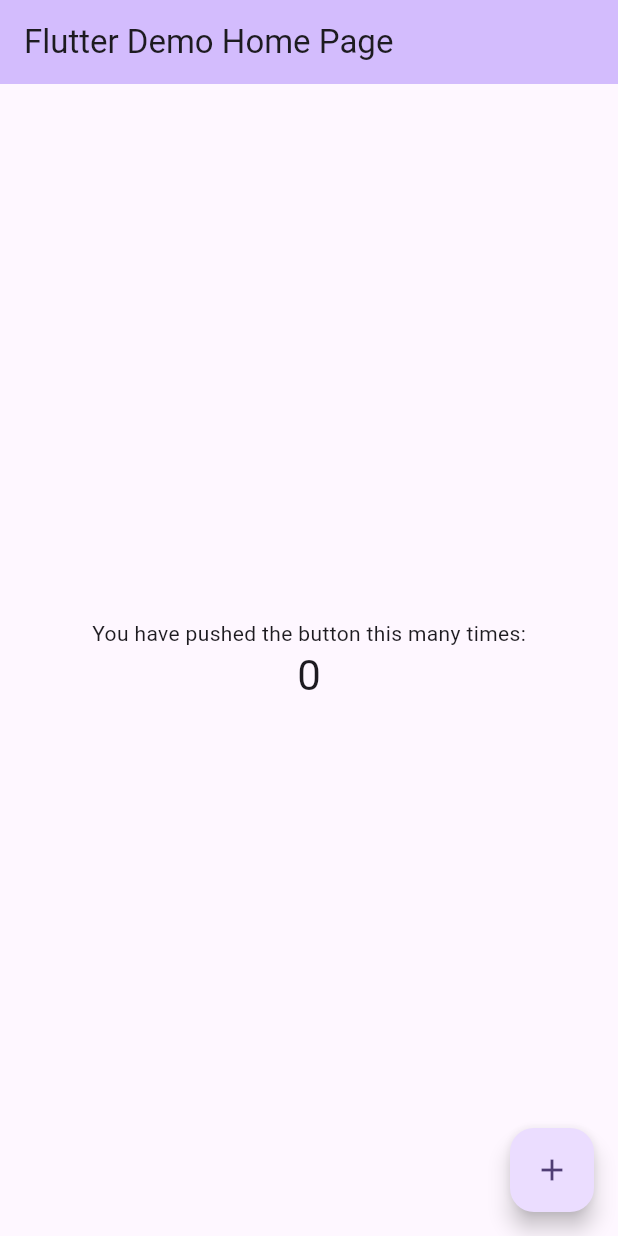
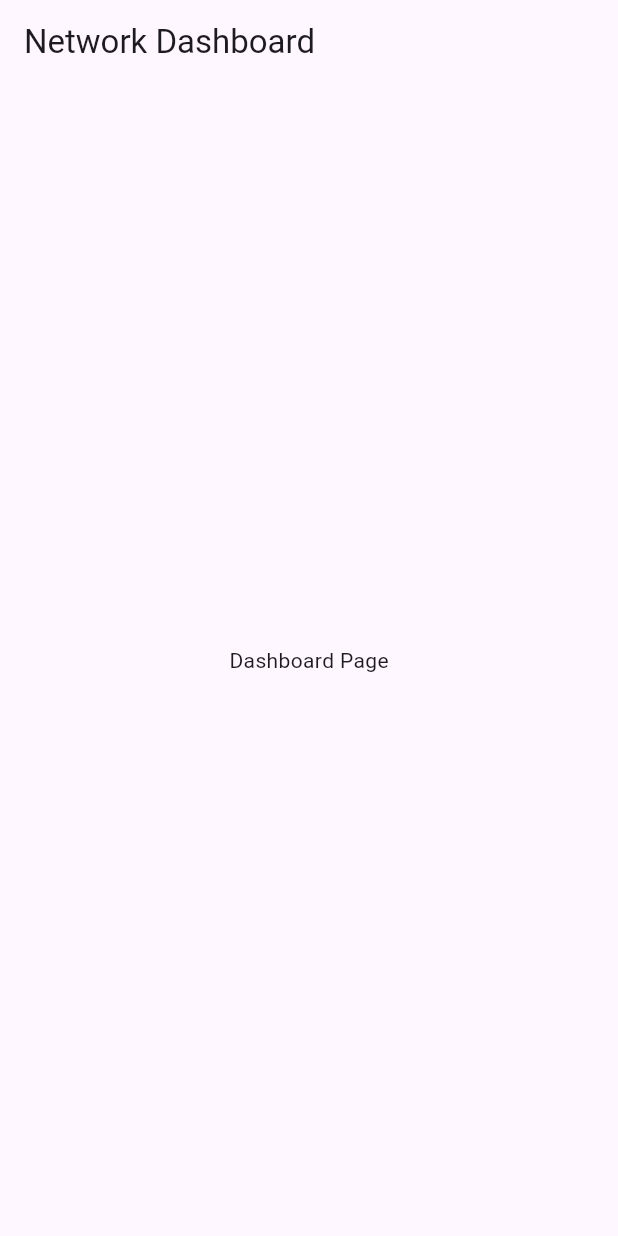
Before and after one commit to omar-sameh-mokhtar/BEACON, a Flutter app: the screen it shows after launch, on a phone screen of 412 x 824 dp. Run offline on Flutter 3.47's test engine with Material 3 defaults, Android fonts, the light colour scheme and no system bars.

Commit message:
network dashboard

```diff
--- a/lib/main.dart
+++ b/lib/main.dart
@@ -1,4 +1,5 @@
 import 'package:flutter/material.dart';
+import 'presentation/pages/dashboard.dart';
 
 void main() {
   runApp(const MyApp());
@@ -7,116 +8,15 @@ void main() {
 class MyApp extends StatelessWidget {
   const MyApp({super.key});
 
-  // This widget is the root of your application.
   @override
   Widget build(BuildContext context) {
     return MaterialApp(
-      title: 'Flutter Demo',
+      debugShowCheckedModeBanner: false,
+      title: 'BEACON',
       theme: ThemeData(
-        // This is the theme of your application.
-        //
-        // TRY THIS: Try running your application with "flutter run". You'll see
-        // the application has a purple toolbar. Then, without quitting the app,
-        // try changing the seedColor in the colorScheme below to Colors.green
-        // and then invoke "hot reload" (save your changes or press the "hot
-        // reload" button in a Flutter-supported IDE, or press "r" if you used
-        // the command line to start the app).
-        //
-        // Notice that the counter didn't reset back to zero; the application
-        // state is not lost during the reload. To reset the state, use hot
-        // restart instead.
-        //
-        // This works for code too, not just values: Most code changes can be
-        // tested with just a hot reload.
-        colorScheme: ColorScheme.fromSeed(seedColor: Colors.deepPurple),
+        primarySwatch: Colors.blue,
       ),
-      home: const MyHomePage(title: 'Flutter Demo Home Page'),
+      home: const NetworkDashboardPage(),
     );
   }
 }
-
-class MyHomePage extends StatefulWidget {
-  const MyHomePage({super.key, required this.title});
-
-  // This widget is the home page of your application. It is stateful, meaning
-  // that it has a State object (defined below) that contains fields that affect
-  // how it looks.
-
-  // This class is the configuration for the state. It holds the values (in this
-  // case the title) provided by the parent (in this case the App widget) and
-  // used by the build method of the State. Fields in a Widget subclass are
-  // always marked "final".
-
-  final String title;
-
-  @override
-  State<MyHomePage> createState() => _MyHomePageState();
-}
-
-class _MyHomePageState extends State<MyHomePage> {
-  int _counter = 0;
-
-  void _incrementCounter() {
-    setState(() {
-      // This call to setState tells the Flutter framework that something has
-      // changed in this State, which causes it to rerun the build method below
-      // so that the display can reflect the updated values. If we changed
-      // _counter without calling setState(), then the build method would not be
-      // called again, and so nothing would appear to happen.
-      _counter++;
-    });
-  }
-
-  @override
-  Widget build(BuildContext context) {
-    // This method is rerun every time setState is called, for instance as done
-    // by the _incrementCounter method above.
-    //
-    // The Flutter framework has been optimized to make rerunning build methods
-    // fast, so that you can just rebuild anything that needs updating rather
-    // than having to individually change instances of widgets.
-    return Scaffold(
-      appBar: AppBar(
-        // TRY THIS: Try changing the color here to a specific color (to
-        // Colors.amber, perhaps?) and trigger a hot reload to see the AppBar
-        // change color while the other colors stay the same.
-        backgroundColor: Theme.of(context).colorScheme.inversePrimary,
-        // Here we take the value from the MyHomePage object that was created by
-        // the App.build method, and use it to set our appbar title.
-        title: Text(widget.title),
-      ),
-      body: Center(
-        // Center is a layout widget. It takes a single child and positions it
-        // in the middle of the parent.
-        child: Column(
-          // Column is also a layout widget. It takes a list of children and
-          // arranges them vertically. By default, it sizes itself to fit its
-          // children horizontally, and tries to be as tall as its parent.
-          //
-          // Column has various properties to control how it sizes itself and
-          // how it positions its children. Here we use mainAxisAlignment to
-          // center the children vertically; the main axis here is the vertical
-          // axis because Columns are vertical (the cross axis would be
-          // horizontal).
-          //
-          // TRY THIS: Invoke "debug painting" (choose the "Toggle Debug Paint"
-          // action in the IDE, or press "p" in the console), to see the
-          // wireframe for each widget.
-          mainAxisAlignment: MainAxisAlignment.center,
-          children: <Widget>[
-            const Text('You have pushed the button this many times:'),
-            Text(
-              '$_counter',
-              style: Theme.of(context).textTheme.headlineMedium,
-            ),
-          ],
-        ),
-      ),
-      floatingActionButton: FloatingActionButton(
-        onPressed: _incrementCounter,
-        tooltip: 'Increment',
-        child: const Icon(Icons.add),
-      ), // This trailing comma makes auto-formatting nicer for build methods.
-    );
-  }
-}
--- a/lib/presentation/Network.dart
+++ /dev/null
@@ -1,14 +0,0 @@
-import 'package:flutter/material.dart';
-class Network_page extends StatelessWidget {
-  const Network_page({super.key});
-
-  @override
-  Widget  build(BuildContext context) {
-    return (MaterialApp(
-      title: "network page",
-      home: Scaffold(
-
-      ),
-    ));
-  }
-}
--- a/lib/presentation/pages/dashboard.dart
+++ b/lib/presentation/pages/dashboard.dart
@@ -0,0 +1,17 @@
+import 'package:flutter/material.dart';
+
+class NetworkDashboardPage extends StatelessWidget {
+  const NetworkDashboardPage({super.key});
+
+  @override
+  Widget build(BuildContext context) {
+    return Scaffold(
+      appBar: AppBar(
+        title: Text("Network Dashboard"),
+      ),
+      body: Center(
+        child: Text("Dashboard Page"),
+      ),
+    );
+  }
+}
```
